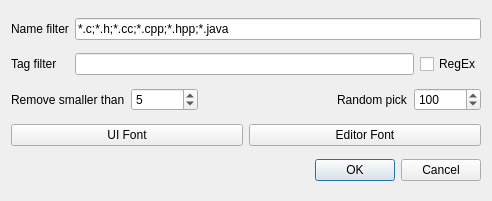
Before: the Qt Designer form DlgSettings.ui in congchenutd/commentextractor, drawn with Qt 5.
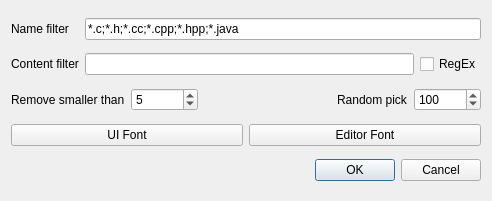
After: the same form once the commit is applied.

```diff
--- a/DlgSettings.ui
+++ b/DlgSettings.ui
@@ -31,7 +31,7 @@
    <item row="1" column="0">
     <widget class="QLabel" name="label_2">
      <property name="text">
-      <string>Tag filter</string>
+      <string>Content filter</string>
      </property>
     </widget>
    </item>
```
Left out of the diff: 2 changed lines with no effect on the pictures.
